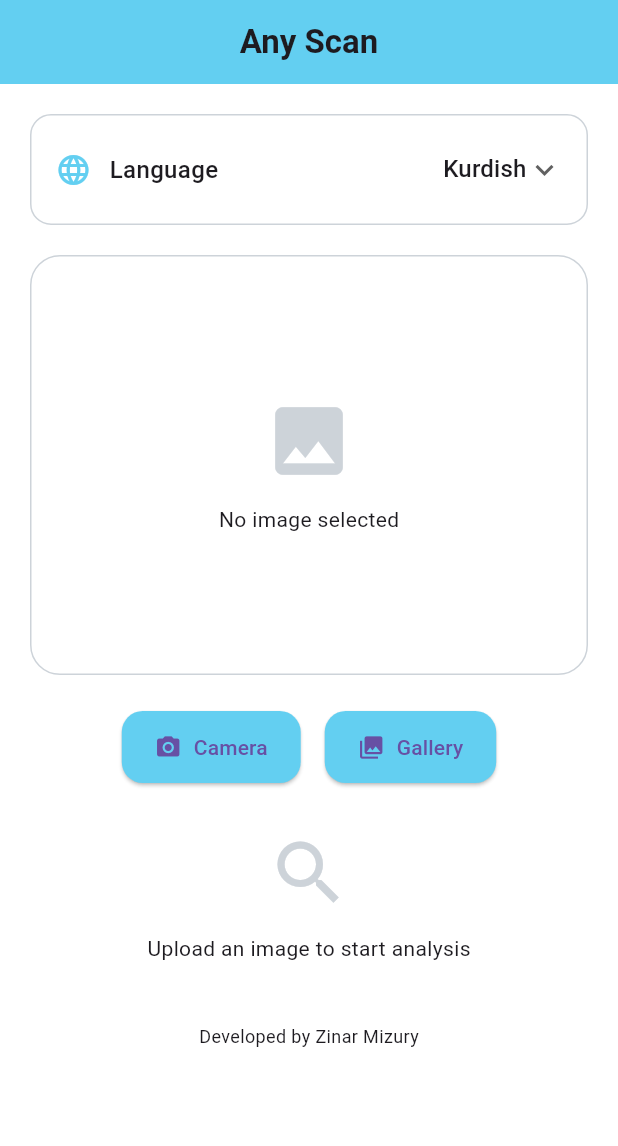
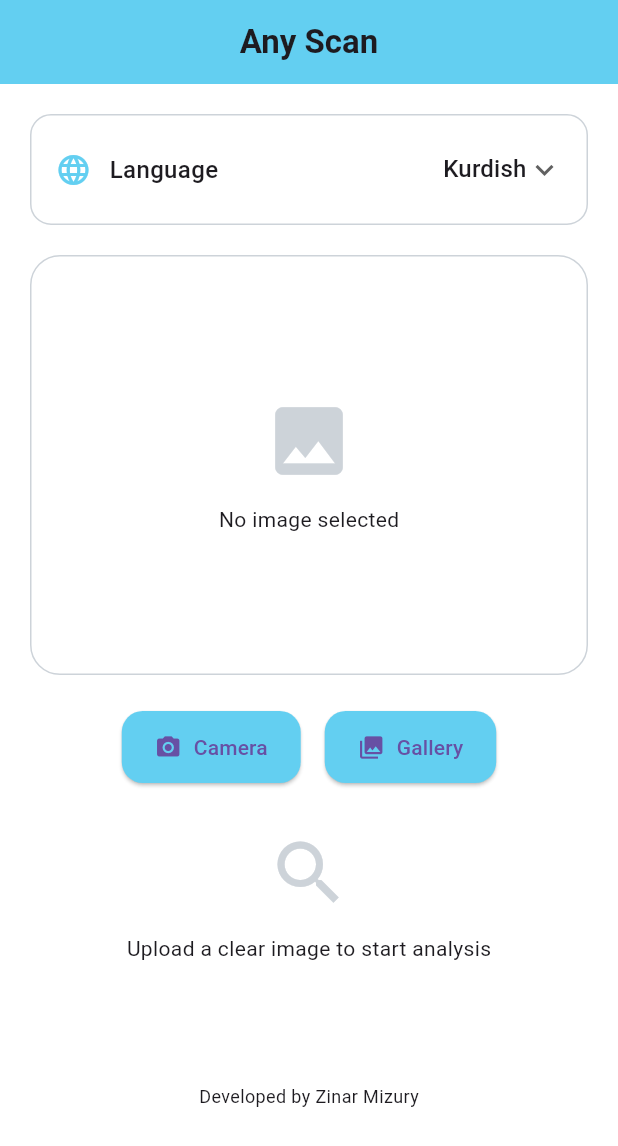
Before and after one commit to totenkopf7/medsnap, a Flutter app: the screen it shows after launch, on a phone screen of 412 x 824 dp. Shown: the top 1146 px of the screen. Run offline on Flutter 3.47's test engine with Material 3 defaults, Android fonts, the phone set to English and light mode, and no system bars; our stand-ins replace image_picker.

```diff
--- a/lib/home_page.dart
+++ b/lib/home_page.dart
@@ -393,7 +393,7 @@ class _HomePageState extends State<HomePage> {
             if (_isLoading) _loadingSection(),
             if (_description != null && !_isLoading) _resultSection(),
             if (_description == null && !_isLoading) _emptyState(),
-            const SizedBox(height: 40),
+            const SizedBox(height: 80),
             const Text(
               'Developed by Zinar Mizury',
               style: TextStyle(fontSize: 12),
@@ -554,7 +554,7 @@ class _HomePageState extends State<HomePage> {
       children: const [
         Icon(Icons.search, size: 56, color: neutralColor),
         SizedBox(height: 12),
-        Text('Upload an image to start analysis'),
+        Text('Upload a clear image to start analysis'),
       ],
     );
   }
```
Also changed, not shown: 2 other files.
